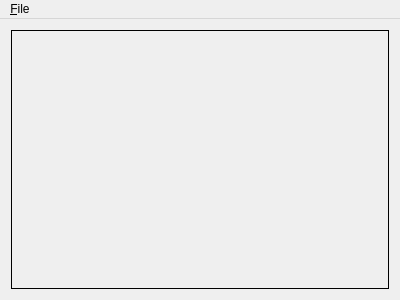
Before: the Qt Designer form mainwindow.ui in cscenter/manugram, drawn with Qt 5.
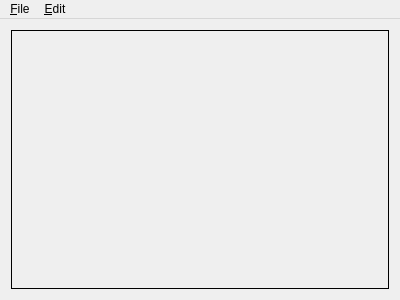
After: the same form once the commit is applied.

Commit message: MainWindow: menu item 'Undo' was added (#24)

```diff
--- a/mainwindow.ui
+++ b/mainwindow.ui
@@ -65,7 +65,14 @@
     <addaction name="actionOpen"/>
     <addaction name="actionSaveAs"/>
    </widget>
+   <widget class="QMenu" name="menuEdit">
+    <property name="title">
+     <string>&amp;Edit</string>
+    </property>
+    <addaction name="actionUndo"/>
+   </widget>
    <addaction name="menuFile"/>
+   <addaction name="menuEdit"/>
   </widget>
   <action name="actionNew">
    <property name="text">
```
Left out of the diff: 8 changed lines with no effect on the pictures. The commit also changes 2 other files.
